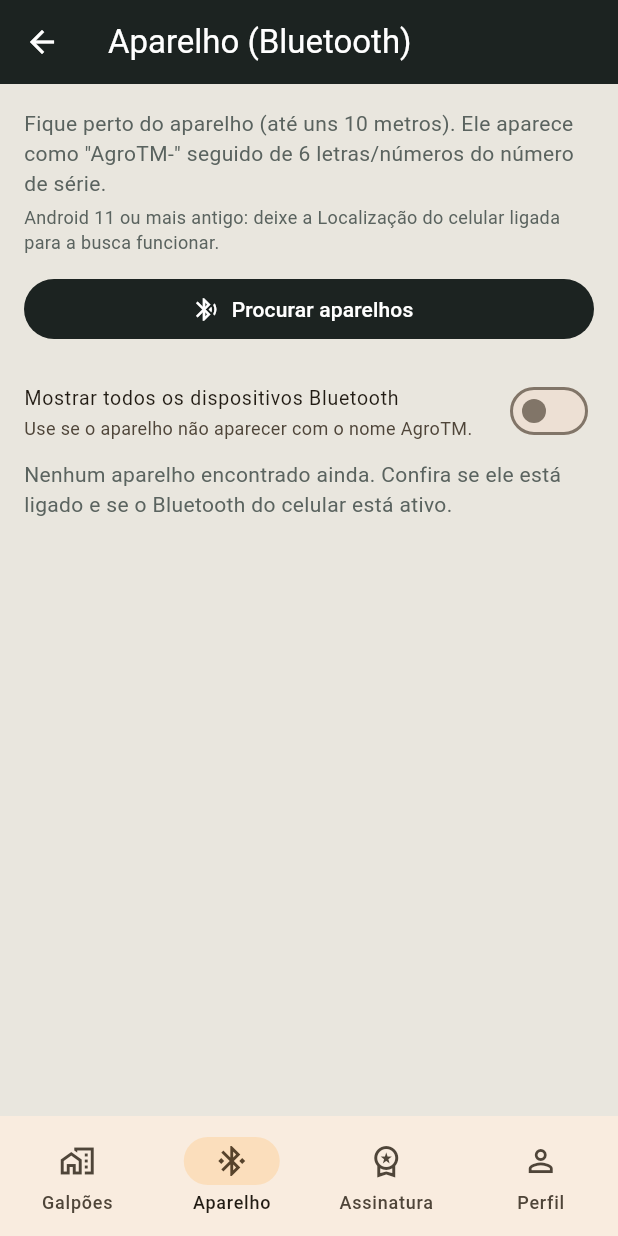
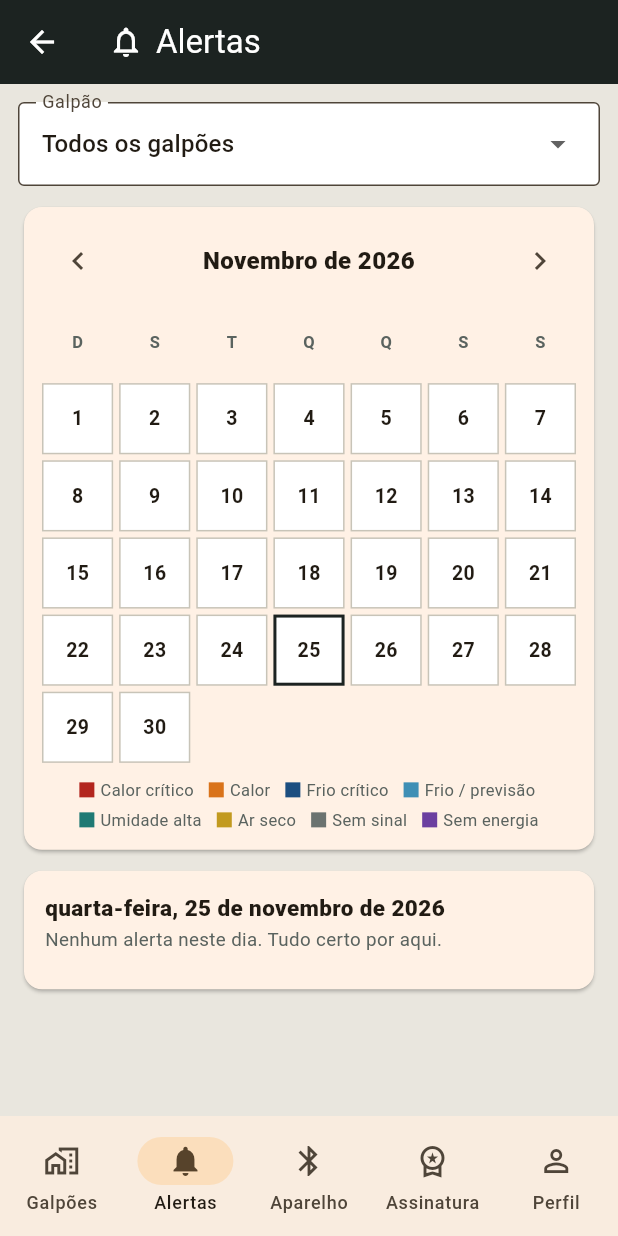
Before and after one commit to juliacti97/TechAgroTM, a Flutter app: the InicioTela screen opened directly, item 2 of the bottom bar chosen, on a phone screen of 412 x 824 dp. Run offline on Flutter 3.47's test engine with Material 3 defaults, Android fonts, the phone set to English and light mode, and no system bars; our stand-ins replace flutter_blue_plus, qr_flutter, shared_preferences; accounts and stored records are empty; network calls fail.

Commit message:
ultimo dos ultimos - amem

```diff
--- a/lib/core/api.dart
+++ b/lib/core/api.dart
@@ -196,8 +196,19 @@ class Api {
           .map(Leitura.deJson)
           .toList();
 
-  Future<List<Alerta>> alertas() async =>
-      _lista(await _pedir('GET', '/alertas')).map(Alerta.deJson).toList();
+  /// Alertas: os 100 mais recentes ou, com [de]/[ate], os de um periodo
+  /// (tela Alertas, por dia). [serie] filtra um galpao.
+  Future<List<Alerta>> alertas({DateTime? de, DateTime? ate, String? serie, int? limite}) async {
+    final consulta = <String, String>{
+      if (de != null) 'de': '${de.millisecondsSinceEpoch ~/ 1000}',
+      if (ate != null) 'ate': '${ate.millisecondsSinceEpoch ~/ 1000}',
+      if (serie != null && serie.isNotEmpty) 'serie': serie,
+      if (limite != null) 'limite': '$limite',
+    };
+    return _lista(await _pedir('GET', '/alertas', consulta: consulta.isEmpty ? null : consulta))
+        .map(Alerta.deJson)
+        .toList();
+  }
 
   /// GET /clima/{serie}. Erros com codigo "sem_local" / "sem_chave" sao esperados.
   Future<Map<String, dynamic>> clima(String serie) async =>
--- a/lib/core/situacoes.dart
+++ b/lib/core/situacoes.dart
@@ -41,6 +41,49 @@ class Cores {
   static const borda = Color(0xFFC8C4B8);
 }
 
+/// Paleta de cada situacao (IGUAL a dos alertas do site):
+///   borda = faixa lateral, texto = titulo, fundo = cor clarinha do cartao
+class Paleta {
+  final Color borda, texto, fundo;
+  const Paleta(this.borda, this.texto, this.fundo);
+}
+
+const Map<String, Paleta> paletas = {
+  'conforto': Paleta(Color(0xFF3F7A4E), Color(0xFF2D5A39), Color(0xFFE6F0E8)),
+  'critico_calor': Paleta(Color(0xFFB3261E), Color(0xFF8E1B14), Color(0xFFFBE9E7)),
+  'atencao_calor': Paleta(Color(0xFFD9731A), Color(0xFF8A4308), Color(0xFFFDF0E3)),
+  'critico_frio': Paleta(Color(0xFF1C4E80), Color(0xFF153B63), Color(0xFFE3EDF7)),
+  'atencao_frio': Paleta(Color(0xFF3F8FB5), Color(0xFF1F5F7F), Color(0xFFE6F2F8)),
+  'umidade_alta': Paleta(Color(0xFF1F7A74), Color(0xFF145A55), Color(0xFFE2F2F0)),
+  'umidade_baixa': Paleta(Color(0xFFC29A1F), Color(0xFF6F5710), Color(0xFFF8F2DC)),
+  'sem_sinal': Paleta(Color(0xFF6B7370), Color(0xFF3E4642), Color(0xFFECEBE7)),
+  'sem_energia': Paleta(Color(0xFF6B3FA0), Color(0xFF4E2A7D), Color(0xFFEEE7F6)),
+  'previsao_calor': Paleta(Color(0xFFD9731A), Color(0xFF8A4308), Color(0xFFFDF0E3)),
+  'previsao_frio': Paleta(Color(0xFF3F8FB5), Color(0xFF1F5F7F), Color(0xFFE6F2F8)),
+  'previsao_itu': Paleta(Color(0xFFB5533C), Color(0xFF8A3A26), Color(0xFFF9ECE8)),
+};
+
+const Paleta paletaNeutra = Paleta(Color(0xFF8A8F8C), Color(0xFF3E4642), Color(0xFFF1F0EC));
+
+Paleta paletaDe(String? situacao) => paletas[situacao] ?? paletaNeutra;
+
+/// Etiqueta escrita do alerta (alem da cor), igual ao site.
+String etiquetaDe(String situacao) {
+  final grupo = situacao.split('_').first;
+  return switch (grupo) {
+    'critico' => 'CRÍTICO',
+    'previsao' => 'PREVISÃO',
+    'sem' => 'FALHA',
+    _ => 'ATENÇÃO',
+  };
+}
+
+/// Ordem de gravidade (a cor do dia no calendario e a do pior alerta).
+const List<String> gravidade = [
+  'critico_calor', 'critico_frio', 'sem_energia', 'sem_sinal', 'atencao_calor', 'atencao_frio',
+  'umidade_alta', 'umidade_baixa', 'previsao_itu', 'previsao_calor', 'previsao_frio',
+];
+
 Color corNivel(Nivel n) => switch (n) {
       Nivel.ok => Cores.verde,
       Nivel.aviso => const Color(0xFF9A6A12),
--- /dev/null
+++ b/lib/telas/alertas_tela.dart
@@ -0,0 +1,267 @@
+// =====================================================================
+// alertas_tela.dart - aba "Alertas" (sino): calendario do mes + alertas
+// do dia escolhido, com filtro por galpao. Igual a tela Alertas do site.
+//   GET /alertas?de=&ate=&serie=&limite=2000  (um mes inteiro por vez)
+// =====================================================================
+
+import 'package:flutter/material.dart';
+
+import '../core/api.dart';
+import '../core/modelos.dart';
+import '../core/situacoes.dart';
+import '../widgets/campos.dart';
+import '../widgets/item_alerta.dart';
+
+const _meses = [
+  'Janeiro', 'Fevereiro', 'Março', 'Abril', 'Maio', 'Junho',
+  'Julho', 'Agosto', 'Setembro', 'Outubro', 'Novembro', 'Dezembro',
+];
+const _semana = ['D', 'S', 'T', 'Q', 'Q', 'S', 'S'];
+const _diasSemana = ['domingo', 'segunda-feira', 'terça-feira', 'quarta-feira', 'quinta-feira', 'sexta-feira', 'sábado'];
+
+String _chave(DateTime d) => '${d.year}-${d.month}-${d.day}';
+
+class AlertasTela extends StatefulWidget {
+  const AlertasTela({super.key});
+
+  @override
+  State<AlertasTela> createState() => _AlertasTelaState();
+}
+
+class _AlertasTelaState extends State<AlertasTela> {
+  late DateTime _mes;                 // dia 1 do mes mostrado
+  late DateTime _dia;                 // dia escolhido
+  String _serie = '';                 // '' = todos os galpoes
+  List<Aparelho> _galpoes = [];
+  Map<String, List<Alerta>> _porDia = {};
+  bool _carregando = true;
+  String? _erro;
+
+  @override
+  void initState() {
+    super.initState();
+    final hoje = DateTime.now();
+    _mes = DateTime(hoje.year, hoje.month);
+    _dia = DateTime(hoje.year, hoje.month, hoje.day);
+    _carregarGalpoes();
+    _carregarMes();
+  }
+
+  Future<void> _carregarGalpoes() async {
+    try {
+      final l = await api.aparelhos();
+      if (mounted) setState(() => _galpoes = l);
+    } catch (_) {}
+  }
+
+  Future<void> _carregarMes() async {
+    setState(() {
+      _carregando = true;
+      _erro = null;
+    });
+    try {
+      final lista = await api.alertas(
+        de: _mes,
+        ate: DateTime(_mes.year, _mes.month + 1),
+        serie: _serie,
+        limite: 2000,
+      );
+      final porDia = <String, List<Alerta>>{};
+      for (final a in lista) {
+        final em = a.em?.toLocal();
+        if (em != null) (porDia[_chave(em)] ??= []).add(a);
+      }
+      if (mounted) setState(() => _porDia = porDia);
+    } on ApiErro catch (e) {
+      if (mounted) setState(() => _erro = e.mensagem);
+    } finally {
+      if (mounted) setState(() => _carregando = false);
+    }
+  }
+
+  void _trocarMes(int delta) {
+    setState(() => _mes = DateTime(_mes.year, _mes.month + delta));
+    _carregarMes();
+  }
+
+  String? _pior(List<Alerta> lista) {
+    String? pior;
+    for (final a in lista) {
+      final i = gravidade.indexOf(a.situacao);
+      if (i >= 0 && (pior == null || i < gravidade.indexOf(pior))) pior = a.situacao;
+    }
+    return pior ?? (lista.isEmpty ? null : lista.first.situacao);
+  }
+
+  @override
+  Widget build(BuildContext context) {
+    final doDia = _porDia[_chave(_dia)] ?? const <Alerta>[];
+    final criticos = doDia.where((a) => a.situacao.startsWith('critico') || a.situacao == 'sem_energia').length;
+
+    return Scaffold(
+      appBar: AppBar(
+        title: const Row(children: [
+          Icon(Icons.notifications_outlined),
+          SizedBox(width: 8),
+          Text('Alertas'),
+        ]),
+      ),
+      body: RefreshIndicator(
+        onRefresh: _carregarMes,
+        child: ListView(
+          padding: const EdgeInsets.all(12),
+          children: [
+            // filtro por galpao
+            CampoEscolha<String>(
+              rotulo: 'Galpão',
+              valor: _serie,
+              itens: [
+                const DropdownMenuItem(value: '', child: Text('Todos os galpões')),
+                for (final g in _galpoes) DropdownMenuItem(value: g.numeroSerie, child: Text(g.nome)),
+              ],
+              aoEscolher: (v) {
+                setState(() => _serie = v ?? '');
+                _carregarMes();
+              },
+            ),
+            const SizedBox(height: 10),
+            Card(
+              child: Padding(
+                padding: const EdgeInsets.all(12),
+                child: Column(children: [
+                  Row(children: [
+                    IconButton(
+                      tooltip: 'Mês anterior',
+                      onPressed: () => _trocarMes(-1),
+                      icon: const Icon(Icons.chevron_left),
+                    ),
+                    Expanded(
+                      child: Text('${_meses[_mes.month - 1]} de ${_mes.year}',
+                          textAlign: TextAlign.center,
+                          style: const TextStyle(fontWeight: FontWeight.w800, fontSize: 16)),
+                    ),
+                    IconButton(
+                      tooltip: 'Próximo mês',
+                      onPressed: () => _trocarMes(1),
+                      icon: const Icon(Icons.chevron_right),
+                    ),
+                  ]),
+                  if (_carregando) const LinearProgressIndicator(minHeight: 2),
+                  const SizedBox(height: 6),
+                  _calendario(),
+                  const SizedBox(height: 10),
+                  _legenda(),
+                ]),
+              ),
+            ),
+            if (_erro != null)
+              Padding(
+                padding: const EdgeInsets.symmetric(vertical: 8),
+                child: Text(_erro!, style: const TextStyle(color: Cores.alarme, fontWeight: FontWeight.w600)),
+              ),
+            const SizedBox(height: 6),
+            Card(
+              child: Padding(
+                padding: const EdgeInsets.all(14),
+                child: Column(crossAxisAlignment: CrossAxisAlignment.start, children: [
+                  Text('${_diasSemana[_dia.weekday % 7]}, ${_dia.day} de ${_meses[_dia.month - 1].toLowerCase()} de ${_dia.year}',
+                      style: const TextStyle(fontWeight: FontWeight.w800, fontSize: 15)),
+                  const SizedBox(height: 2),
+                  Text(
+                    doDia.isEmpty
+                        ? 'Nenhum alerta neste dia. Tudo certo por aqui.'
+                        : '${doDia.length} alerta(s)${criticos > 0 ? ', $criticos crítico(s)' : ''}${_serie.isEmpty ? ' em todos os galpões' : ''}',
+                    style: const TextStyle(fontSize: 12.5, color: Cores.textoSuave),
+                  ),
+                  const SizedBox(height: 10),
+                  for (final a in doDia) ItemAlerta(a, soHora: true, comGalpao: _serie.isEmpty),
+                ]),
+              ),
+            ),
+          ],
+        ),
+      ),
+    );
+  }
+
+  Widget _calendario() {
+    final primeiroDaSemana = DateTime(_mes.year, _mes.month, 1).weekday % 7;   // domingo = 0
+    final diasNoMes = DateTime(_mes.year, _mes.month + 1, 0).day;
+    final hoje = DateTime.now();
+
+    final celulas = <Widget>[
+      for (final s in _semana)
+        Center(child: Text(s, style: const TextStyle(fontSize: 11, fontWeight: FontWeight.w700, color: Cores.textoSuave))),
+      for (var i = 0; i < primeiroDaSemana; i++) const SizedBox.shrink(),
+      for (var d = 1; d <= diasNoMes; d++) _celulaDia(DateTime(_mes.year, _mes.month, d), hoje),
+    ];
+
+    return GridView.count(
+      crossAxisCount: 7,
+      shrinkWrap: true,
+      physics: const NeverScrollableScrollPhysics(),
+      mainAxisSpacing: 4,
+      crossAxisSpacing: 4,
+      children: celulas,
+    );
+  }
+
+  Widget _celulaDia(DateTime d, DateTime hoje) {
+    final lista = _porDia[_chave(d)] ?? const <Alerta>[];
+    final pior = lista.isEmpty ? null : _pior(lista);
+    final p = pior == null ? null : paletaDe(pior);
+    final escolhido = _chave(d) == _chave(_dia);
+    final ehHoje = _chave(d) == _chave(hoje);
+
+    return Semantics(
+      button: true,
+      selected: escolhido,
+      label: '${d.day}: ${lista.isEmpty ? 'sem alertas' : '${lista.length} alerta(s), o mais grave: ${situacaoDe(pior).texto}'}',
+      child: InkWell(
+        onTap: () => setState(() => _dia = d),
+        child: Container(
+          decoration: BoxDecoration(
+            color: p?.fundo ?? Colors.white,
+            border: Border.all(
+              color: escolhido ? Cores.grafite : (ehHoje ? Cores.ambar : Cores.borda),
+              width: escolhido || ehHoje ? 2 : 1,
+            ),
+          ),
+          child: Stack(children: [
+            Center(
+              child: Column(mainAxisSize: MainAxisSize.min, children: [
+                Text('${d.day}', style: const TextStyle(fontWeight: FontWeight.w700, fontSize: 13)),
+                if (lista.isNotEmpty)
+                  Text('${lista.length}',
+                      style: TextStyle(fontSize: 9.5, fontWeight: FontWeight.w800, color: p!.texto, height: 1)),
+              ]),
+            ),
+            if (p != null)
+              Positioned(left: 0, right: 0, bottom: 0, child: Container(height: 4, color: p.borda)),
+          ]),
+        ),
+      ),
+    );
+  }
+
+  Widget _legenda() {
+    const itens = [
+      ('critico_calor', 'Calor crítico'),
+      ('atencao_calor', 'Calor'),
+      ('critico_frio', 'Frio crítico'),
+      ('atencao_frio', 'Frio / previsão'),
+      ('umidade_alta', 'Umidade alta'),
+      ('umidade_baixa', 'Ar seco'),
+      ('sem_sinal', 'Sem sinal'),
+      ('sem_energia', 'Sem energia'),
+    ];
+    return Wrap(spacing: 10, runSpacing: 4, children: [
+      for (final (sit, nome) in itens)
+        Row(mainAxisSize: MainAxisSize.min, children: [
+          Container(width: 10, height: 10, color: paletaDe(sit).borda),
+          const SizedBox(width: 4),
+          Text(nome, style: const TextStyle(fontSize: 11, color: Cores.textoSuave)),
+        ]),
+    ]);
+  }
+}
--- a/lib/telas/inicio_tela.dart
+++ b/lib/telas/inicio_tela.dart
@@ -1,9 +1,10 @@
 // =====================================================================
-// inicio_tela.dart - menu de baixo: Galpoes, Aparelho, Assinatura, Perfil
+// inicio_tela.dart - menu de baixo: Galpoes, Alertas, Aparelho, Assinatura, Perfil
 // =====================================================================
 
 import 'package:flutter/material.dart';
 
+import 'alertas_tela.dart';
 import 'assinatura_tela.dart';
 import 'bluetooth_tela.dart';
 import 'galpoes_tela.dart';
@@ -26,10 +27,12 @@ class _InicioTelaState extends State<InicioTela> {
         index: _aba,
         children: [
           const GalpoesTela(),
+          // recarrega os alertas toda vez que a aba e aberta
+          _aba == 1 ? const AlertasTela() : const SizedBox.shrink(),
           // so liga o Bluetooth quando a aba e aberta
-          _aba == 1 ? const BluetoothTela() : const SizedBox.shrink(),
-          _aba == 2 ? const AssinaturaTela() : const SizedBox.shrink(),
-          _aba == 3 ? const PerfilTela() : const SizedBox.shrink(),
+          _aba == 2 ? const BluetoothTela() : const SizedBox.shrink(),
+          _aba == 3 ? const AssinaturaTela() : const SizedBox.shrink(),
+          _aba == 4 ? const PerfilTela() : const SizedBox.shrink(),
         ],
       ),
       bottomNavigationBar: NavigationBar(
@@ -37,6 +40,7 @@ class _InicioTelaState extends State<InicioTela> {
         onDestinationSelected: (i) => setState(() => _aba = i),
         destinations: const [
           NavigationDestination(icon: Icon(Icons.home_work_outlined), selectedIcon: Icon(Icons.home_work), label: 'Galpões'),
+          NavigationDestination(icon: Icon(Icons.notifications_outlined), selectedIcon: Icon(Icons.notifications), label: 'Alertas'),
           NavigationDestination(icon: Icon(Icons.bluetooth), selectedIcon: Icon(Icons.bluetooth_connected), label: 'Aparelho'),
           NavigationDestination(icon: Icon(Icons.workspace_premium_outlined), selectedIcon: Icon(Icons.workspace_premium), label: 'Assinatura'),
           NavigationDestination(icon: Icon(Icons.person_outline), selectedIcon: Icon(Icons.person), label: 'Perfil'),
--- /dev/null
+++ b/lib/widgets/item_alerta.dart
@@ -0,0 +1,61 @@
+// =====================================================================
+// item_alerta.dart - um alerta compacto, com as cores do site
+// (faixa lateral + fundo clarinho + etiqueta CRITICO/ATENCAO/...)
+// =====================================================================
+
+import 'package:flutter/material.dart';
+
+import '../core/formatos.dart';
+import '../core/modelos.dart';
+import '../core/situacoes.dart';
+
+class ItemAlerta extends StatelessWidget {
+  const ItemAlerta(this.alerta, {super.key, this.soHora = false, this.comGalpao = false});
+
+  final Alerta alerta;
+  final bool soHora;      // na tela do calendario o dia ja esta no titulo
+  final bool comGalpao;   // mostra o nome do galpao (lista de todos)
+
+  @override
+  Widget build(BuildContext context) {
+    final p = paletaDe(alerta.situacao);
+    final em = alerta.em;
+    return Container(
+      margin: const EdgeInsets.only(bottom: 6),
+      padding: const EdgeInsets.fromLTRB(10, 8, 10, 8),
+      decoration: BoxDecoration(
+        color: p.fundo,
+        border: Border(left: BorderSide(color: p.borda, width: 4)),
+      ),
+      child: Row(crossAxisAlignment: CrossAxisAlignment.start, children: [
+        SizedBox(
+          width: soHora ? 40 : 76,
+          child: Text(em == null ? '—' : (soHora ? hora(em) : diaHora(em)),
+              style: const TextStyle(fontSize: 12, color: Cores.textoSuave, fontFeatures: [FontFeature.tabularFigures()])),
+        ),
+        const SizedBox(width: 6),
+        Expanded(
+          child: Column(crossAxisAlignment: CrossAxisAlignment.start, children: [
+            Wrap(spacing: 6, runSpacing: 2, crossAxisAlignment: WrapCrossAlignment.center, children: [
+              Text(situacaoDe(alerta.situacao).texto,
+                  style: TextStyle(fontWeight: FontWeight.w700, fontSize: 13.5, color: p.texto)),
+              Container(
+                padding: const EdgeInsets.symmetric(horizontal: 5, vertical: 1),
+                color: p.texto,
+                child: Text(etiquetaDe(alerta.situacao),
+                    style: const TextStyle(color: Colors.white, fontSize: 9.5, fontWeight: FontWeight.w800, letterSpacing: .5)),
+              ),
+              if (comGalpao && (alerta.apelido ?? '').isNotEmpty)
+                Text('· ${alerta.apelido}',
+                    style: const TextStyle(fontSize: 12, fontWeight: FontWeight.w600, color: Cores.textoSuave)),
+            ]),
+            if (alerta.mensagem.isNotEmpty)
+              Text(alerta.mensagem,
+                  maxLines: 2, overflow: TextOverflow.ellipsis,
+                  style: const TextStyle(fontSize: 12.5, color: Cores.textoSuave)),
+          ]),
+        ),
+      ]),
+    );
+  }
+}
```
Also changed, not shown: lib/telas/galpao_tela.dart (+40 -28 lines), lib/telas/galpoes_tela.dart (+5 -2 lines), 1 other file.
